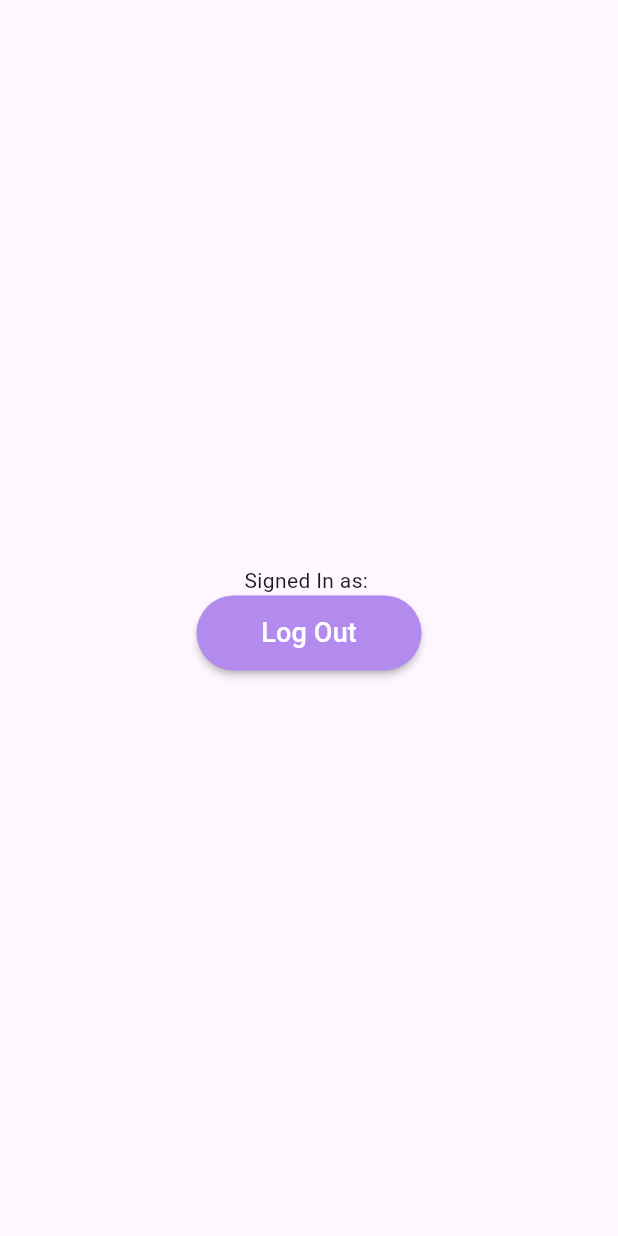
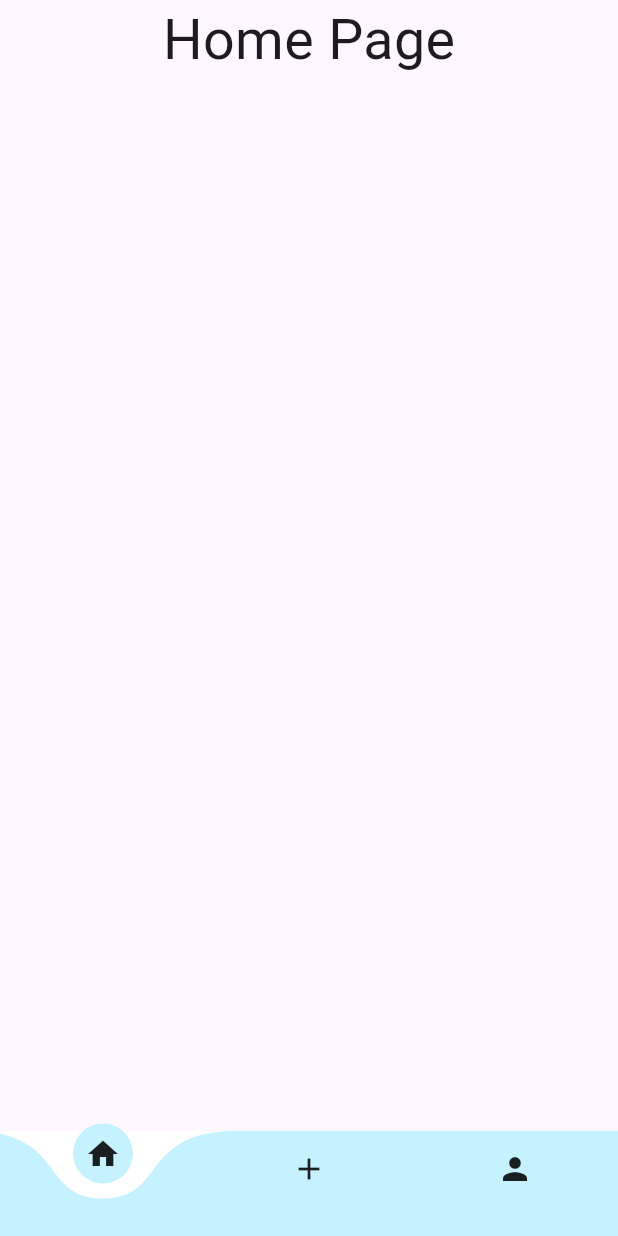
Before and after one commit to wwplr/MindTrace, a Flutter app: the screen it shows once a user with an empty profile is signed in, on a phone screen of 412 x 824 dp. Run offline on Flutter 3.47's test engine with Material 3 defaults, Android fonts, the phone set to English and light mode, and no system bars; drawn by our look-alikes of curved_labeled_navigation_bar; our stand-ins replace cloud_firestore, firebase_auth, firebase_core, flutter_native_splash, page_transition; accounts and stored records are empty; project files that could hold a hidden picture were left out.

Commit message:
Added Home, Add and Account pages

```diff
--- /dev/null
+++ b/mind_trace/lib/home.dart
@@ -0,0 +1,52 @@
+import 'package:firebase_auth/firebase_auth.dart';
+import 'package:flutter/material.dart';
+import 'package:flutter/services.dart';
+import 'package:flutter_native_splash/flutter_native_splash.dart';
+
+class Home extends StatefulWidget {
+  const Home({super.key});
+
+  @override
+  State<Home> createState() => _HomeState();
+}
+
+class _HomeState extends State<Home> {
+  final user = FirebaseAuth.instance.currentUser!;
+
+  @override
+  void initState() {
+    super.initState();
+
+    Future.delayed(const Duration(seconds: 3))
+        .then((value) => {FlutterNativeSplash.remove()}
+    );
+
+    SystemChrome.setPreferredOrientations([
+      DeviceOrientation.portraitUp,
+      DeviceOrientation.portraitDown,
+    ]);
+  }
+
+  @override
+  Widget build(BuildContext context) {
+    double height = MediaQuery.of(context).size.height;
+    double width = MediaQuery.of(context).size.width;
+    double fontSize = width * 0.03;
+
+    return PopScope(
+        canPop: false,
+        child: Scaffold(
+            body: SingleChildScrollView(
+                child: Center(
+                  child: Text(
+                    'Home Page',
+                    style: TextStyle(
+                      fontSize: fontSize*3
+                    ),
+                  ),
+                )
+            )
+        )
+    );
+  }
+}
--- a/mind_trace/lib/home_page.dart
+++ b/mind_trace/lib/home_page.dart
@@ -1,14 +1,15 @@
+import 'package:curved_labeled_navigation_bar/curved_navigation_bar.dart';
+import 'package:curved_labeled_navigation_bar/curved_navigation_bar_item.dart';
 import 'package:firebase_auth/firebase_auth.dart';
 import 'package:flutter/material.dart';
 import 'package:flutter/services.dart';
 import 'package:flutter_native_splash/flutter_native_splash.dart';
-import 'package:mind_trace/main_page.dart';
-import 'package:page_transition/page_transition.dart';
-
-import 'login.dart';
+import 'home.dart';
+import 'account.dart';
+import 'add.dart';
 
 class HomePage extends StatefulWidget {
-  const HomePage({Key? key}) : super(key: key);
+  const HomePage({super.key});
 
   @override
   State<HomePage> createState() => _HomePageState();
@@ -16,6 +17,7 @@ class HomePage extends StatefulWidget {
 
 class _HomePageState extends State<HomePage> {
   final user = FirebaseAuth.instance.currentUser!;
+  int selectedIndex = 0;
 
   @override
   void initState() {
@@ -31,47 +33,47 @@ class _HomePageState extends State<HomePage> {
     ]);
   }
 
+  void bottomNavBar(int index) {
+    setState(() {
+      selectedIndex = index;
+    });
+  }
+
+  final List<Widget> pages = [
+    Home(),
+    Add(),
+    Account()
+  ];
+
   @override
   Widget build(BuildContext context){
+    double width = MediaQuery.of(context).size.width;
+
     return PopScope(
         canPop: false,
         child: Scaffold(
-            body: Center(
-                child: Column(
-                    mainAxisAlignment: MainAxisAlignment.center,
-                    children: <Widget>[
-                      Text('Signed In as: ' + user.email!),
-                      ElevatedButton(
-                          onPressed: () {
-                            FirebaseAuth.instance.signOut();
-                            Navigator.push(
-                                context,
-                                PageTransition(
-                                  type: PageTransitionType.fade,
-                                  child: Login(),
-                                )
-                            );
-                          },
-                          child: Text(
-                              'Log Out',
-                              style: TextStyle(
-                                  color: Colors.white,
-                                  fontSize: 18,
-                                  fontWeight: FontWeight.w500
-                              )
-                          ),
-                          style: ElevatedButton.styleFrom(
-                            fixedSize: const Size(150, 50),
-                            backgroundColor: Color(0xFFB38AEE),
-                            shape: RoundedRectangleBorder(
-                                borderRadius: BorderRadius.circular(100)
-                            ),
-                            elevation: 2.0,
-                          )
-                      )
-                    ]
-                )
-            )
+            backgroundColor: Colors.white,
+            bottomNavigationBar: CurvedNavigationBar(
+              buttonBackgroundColor: Color(0xFFC6F2FF),
+              iconPadding: 20,
+              backgroundColor: Colors.white,
+              color: Color(0xFFC6F2FF),
+              animationDuration: Duration(milliseconds: 400),
+              index: selectedIndex,
+              onTap: bottomNavBar,
+              items: [
+                CurvedNavigationBarItem (
+                    child: Icon(Icons.home),
+                ),
+                CurvedNavigationBarItem (
+                  child: Icon(Icons.add),
+                ),
+                CurvedNavigationBarItem (
+                  child: Icon(Icons.person),
+                ),
+              ],
+            ),
+            body: pages[selectedIndex]
         )
     );
   }
--- a/mind_trace/lib/login.dart
+++ b/mind_trace/lib/login.dart
@@ -316,7 +316,7 @@ class _LoginState extends State<Login> {
                                                     }
                                                   },
                                                   style: ElevatedButton.styleFrom(
-                                                    fixedSize: const Size(200, 55),
+                                                    fixedSize: Size(0.45*width, 0.06*height),
                                                     backgroundColor: Color(0xFFA986E4),
                                                     shape: RoundedRectangleBorder(
                                                         borderRadius: BorderRadius.circular(100)
@@ -363,7 +363,7 @@ class _LoginState extends State<Login> {
                                                           );
                                                         },
                                                         style: ElevatedButton.styleFrom(
-                                                          fixedSize: const Size(160, 50),
+                                                          fixedSize: Size(0.35*width, 0.06*height),
                                                           backgroundColor: Color(0xFF49688D),
                                                           shape: RoundedRectangleBorder(
                                                               borderRadius: BorderRadius.circular(100)
--- a/mind_trace/lib/main_page.dart
+++ b/mind_trace/lib/main_page.dart
@@ -1,3 +1,4 @@
+import 'package:cloud_firestore/cloud_firestore.dart';
 import 'package:firebase_auth/firebase_auth.dart';
 import 'package:flutter/material.dart';
 import 'package:mind_trace/login.dart';
--- a/mind_trace/pubspec.yaml
+++ b/mind_trace/pubspec.yaml
@@ -34,6 +34,7 @@ dependencies:
   firebase_core: ^2.24.2
   flutter_native_splash: ^2.3.10
   page_transition: ^2.1.0
+  curved_labeled_navigation_bar: ^2.0.2
 
   # The following adds the Cupertino Icons font to your application.
   # Use with the CupertinoIcons class for iOS style icons.
```
Also changed, not shown: mind_trace/lib/account.dart (added, +130 -0 lines), mind_trace/lib/add.dart (added, +52 -0 lines), mind_trace/lib/signup.dart (+7 -1 lines), mind_trace/pubspec.lock.
